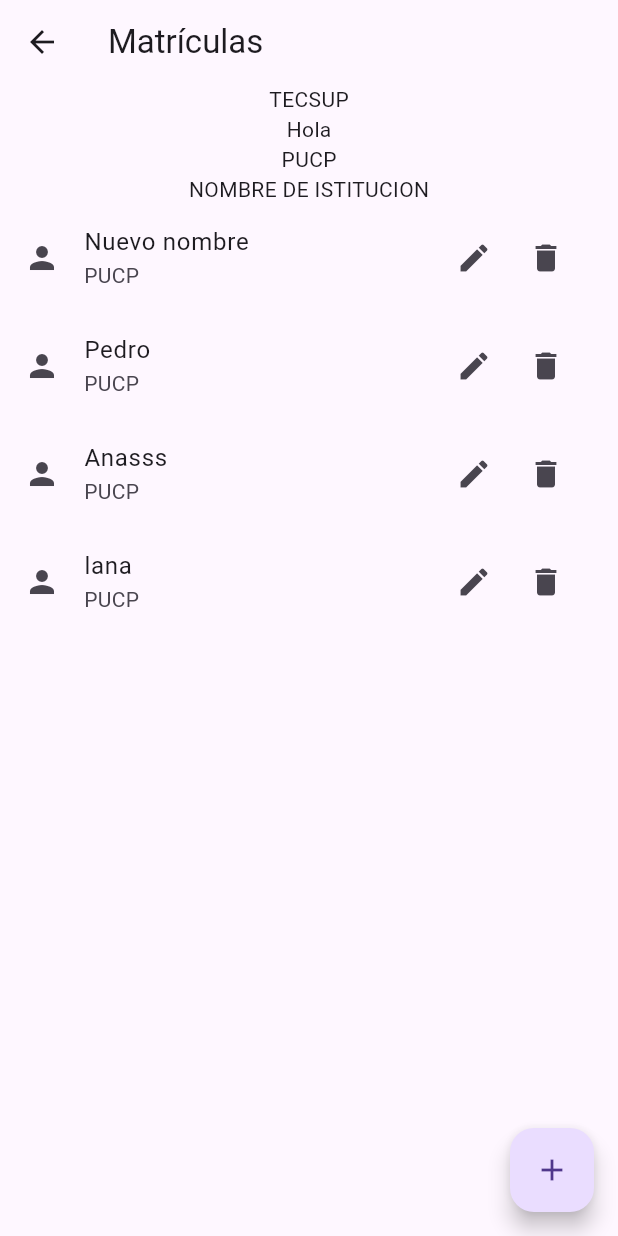
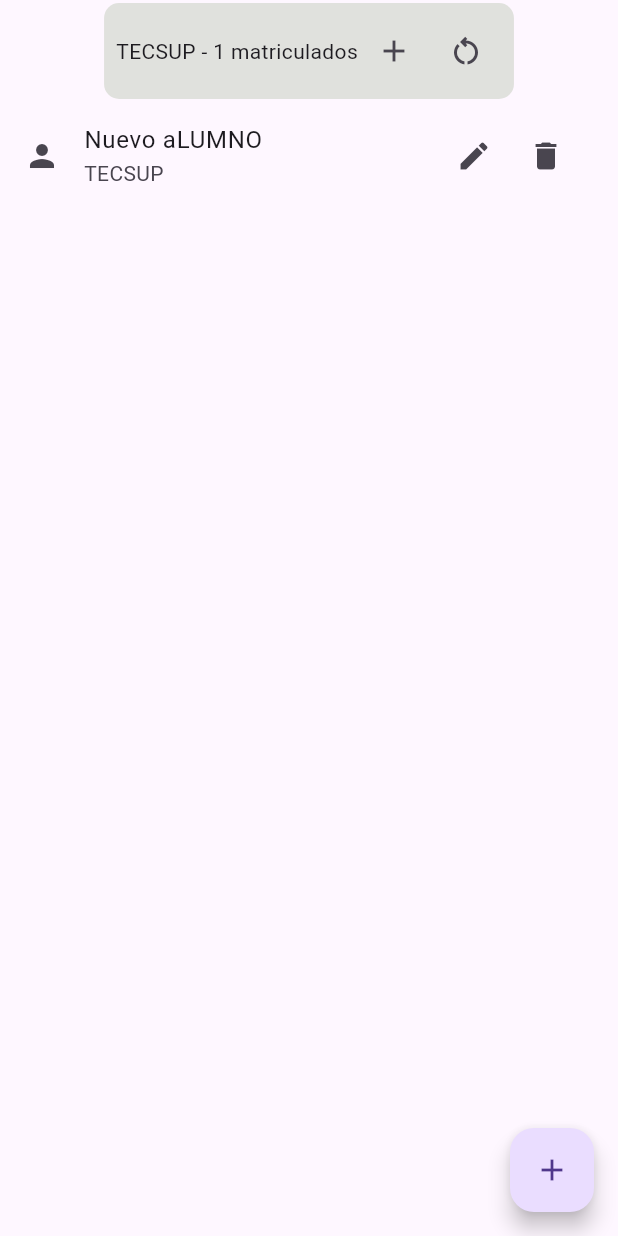
Before and after one commit to fr4nsgallegos/matriculasappg8, a Flutter app: the MatriculaPage screen opened directly, after a tap on the "add" icon, after a tap on the "edit" icon, on a phone screen of 412 x 824 dp. Run offline on Flutter 3.47's test engine with Material 3 defaults, Android fonts, the phone set to English and light mode, and no system bars.

Commit message:
manejando institucions

```diff
--- a/lib/main.dart
+++ b/lib/main.dart
@@ -1,11 +1,10 @@
 import 'package:flutter/material.dart';
-import 'package:matriculasapp/pages/home_page.dart';
 import 'package:matriculasapp/pages/matricula_page.dart';
 
 void main() {
   runApp(
     MaterialApp(
-      home: HomePage(),
+      home: MatriculaPage(),
       debugShowCheckedModeBanner: false,
     ),
   );
--- a/lib/pages/matricula_page.dart
+++ b/lib/pages/matricula_page.dart
@@ -2,6 +2,7 @@ import 'package:flutter/material.dart';
 import 'package:matriculasapp/models/carrera_model.dart';
 import 'package:matriculasapp/models/institucion_model.dart';
 import 'package:matriculasapp/models/matricula_model.dart';
+import 'package:matriculasapp/widgets/institucion_card.dart';
 import 'package:matriculasapp/widgets/item_card.dart';
 import 'package:matriculasapp/models/alumno_model.dart';
 
@@ -13,6 +14,35 @@ class MatriculaPage extends StatefulWidget {
 class _MatriculaPageState extends State<MatriculaPage> {
   List<Widget> tilesList = [];
 
+  AlumnoModel alumno1 = AlumnoModel("Juanito", "juan23@qwe", "13245687");
+  AlumnoModel alumno2 = AlumnoModel("Pedro", "Ped@sd", "7777777");
+  AlumnoModel alumno3 = AlumnoModel("Anasss", "email.ema@ma", "55555555");
+
+  InstitucionModel institucion1 = InstitucionModel(
+      direccion: "avvv123",
+      matriculas: [],
+      nombre: "TECSUP",
+      ruc: "RUC TECSUP",
+      telefono: "13246578");
+  InstitucionModel institucion2 = InstitucionModel(
+      direccion: "AV LIMA",
+      matriculas: [],
+      nombre: "PUCP",
+      ruc: "RUC PUCP",
+      telefono: "13246578");
+  InstitucionModel institucion3 = InstitucionModel(
+      direccion: "AV UCV",
+      matriculas: [],
+      nombre: "UCV",
+      ruc: "RUC UCV",
+      telefono: "13246578");
+
+  CarreraModel carrera1 =
+      CarreraModel(titulo: "Ingeniero de sistemas", duracion: "5 años");
+  CarreraModel carrera2 = CarreraModel(titulo: "Chef", duracion: "3 años");
+  CarreraModel carrera3 =
+      CarreraModel(titulo: "Diseñador gráfico", duracion: "7 años");
+
   MatriculaModel newMatricula = MatriculaModel(
     alumno: AlumnoModel(
       "Pedro",
@@ -23,48 +53,22 @@ class _MatriculaPageState extends State<MatriculaPage> {
     carrera: CarreraModel(titulo: "Ingeniero de sistemas", duracion: "5 años"),
   );
 
-  List<AlumnoModel> alumnoList = [
-    AlumnoModel("Juanito", "juan23@qwe", "13245687"),
-    AlumnoModel("Pedro", "Ped@sd", "7777777"),
-    AlumnoModel("Anasss", "email.ema@ma", "55555555"),
-  ];
-
-  List<InstitucionModel> institucionesList = [
-    InstitucionModel(
-        direccion: "av123",
-        matriculas: [
-          MatriculaModel(
-            alumno: AlumnoModel(
-              "Pedro",
-              "pedro123@gmail.com",
-              "13245678",
-            ),
-            fecha: "20/20/21",
-            carrera: CarreraModel(
-                titulo: "Ingeniero de sistemas", duracion: "5 años"),
-          ),
-        ],
-        nombre: "TECSUP",
-        ruc: "132465",
-        telefono: "123465"),
-    InstitucionModel(
-        direccion: "LIMA",
-        matriculas: [],
-        nombre: "PUCP",
-        ruc: "132222222465",
-        telefono: "11111"),
-  ];
+  List<InstitucionModel> institucionesList = [];
 
   // generateListTiles() {
   //   alumnoList.forEach((element) {
   //     tilesList.add(ItemCard(name: element.nombre, institution: "tecsup"));
   //   });
   // }
+  AlumnoModel auxAlumno =
+      AlumnoModel("Nuevo aLUMNO", "123@gmail.com", "13245687");
+  CarreraModel auxCarrera =
+      CarreraModel(titulo: "Ing Ambiental", duracion: "5 años");
 
   @override
   void initState() {
     // generateListTiles();
-
+    institucionesList.add(institucion1);
     // TODO: implement initState
     super.initState();
   }
@@ -74,63 +78,96 @@ class _MatriculaPageState extends State<MatriculaPage> {
     return Scaffold(
       floatingActionButton: FloatingActionButton(
         onPressed: () {
-          AlumnoModel auxAlumno =
-              AlumnoModel("lana", "correo@core", "88888888");
-          alumnoList.add(auxAlumno);
-          // tilesList = [];
-          // generateListTiles();
           setState(() {});
         },
         child: Icon(Icons.add),
       ),
-      appBar: AppBar(
-        title: Text("Matrículas"),
-      ),
-      body: Center(
+      body: SafeArea(
+        child: Center(
           child: Column(
             children: [
               ...institucionesList.map(
                 (instiSeleccionada) {
                   return Column(
                     children: [
-                    Text(instiSeleccionada.nombre),
+                      InstitucionCard(
+                        name: instiSeleccionada.nombre,
+                        cantidadMatriculas: instiSeleccionada.matriculas.length,
+                        addMatricula: () {
+                          instiSeleccionada.matriculas.add(
+                            MatriculaModel(alumno: alumno1, carrera: carrera1),
+                          );
+                          setState(() {});
+                        },
+                        restartMatriculas: () {},
+                      ),
+                      instiSeleccionada.matriculas.length == 0
+                          ? Text(
+                              "Aún no hay matriculados",
+                              style: TextStyle(color: Colors.grey[500]),
+                            )
+                          : Column(
+                              children: [
                                 ...instiSeleccionada.matriculas.map(
-                      (e) => Text("Hola"),
+                                  (matriculaSeleccionada) => ItemCard(
+                                    name: matriculaSeleccionada.alumno.nombre,
+                                    institution: instiSeleccionada.nombre,
+                                    funcionDelete: () {
+                                      instiSeleccionada.matriculas
+                                          .remove(matriculaSeleccionada);
+                                      setState(() {});
+                                    },
+                                    funcionEdit: () {
+                                      instiSeleccionada.matriculas[
+                                              instiSeleccionada
+                                                  .matriculas
+                                                  .indexOf(
+                                                      matriculaSeleccionada)] =
+                                          MatriculaModel(
+                                        alumno: auxAlumno,
+                                        carrera: auxCarrera,
+                                      );
+                                      setState(() {});
+                                    },
+                                  ),
+                                )
+                              ],
                             )
                     ],
                   );
                 },
+              ).toList(),
+              // Text("NOMBRE DE ISTITUCION"),
+              // ...alumnoList
+              //     .map(
+              //       (alumnoSeleccionado) => ItemCard(
+              //         name: alumnoSeleccionado.nombre,
+              //         institution: "PUCP",
+              //         funcionDelete: () {
+              //           // alumnoList.removeLast();
+              //           // alumnoList.removeAt(1);
+              //           // alumnoList.removeRange(0, 2);
+              //           alumnoList.remove(alumnoSeleccionado);
+              //           setState(() {});
+              //         },
+              //         funcionEdit: () {
+              //           print("editandoooo");
+              //           // alumnoSeleccionado.nombre = "EDITADO";
+              //           print(alumnoList.indexOf(alumnoSeleccionado));
+              //           alumnoList[alumnoList.indexOf(alumnoSeleccionado)] =
+              //               AlumnoModel(
+              //             "Nuevo nombre",
+              //             "nuevo correo",
+              //             "nuevvo dni",
+              //           );
+              //           print(alumnoSeleccionado.nombre);
+              //           setState(() {});
+              //         },
+              //       ),
+              //     )
+              //     .toList(),
+            ],
           ),
-            Text("NOMBRE DE ISTITUCION"),
-            ...alumnoList
-                .map(
-                  (alumnoSeleccionado) => ItemCard(
-                    name: alumnoSeleccionado.nombre,
-                    institution: "PUCP",
-                    funcionDelete: () {
-                      // alumnoList.removeLast();
-                      // alumnoList.removeAt(1);
-                      // alumnoList.removeRange(0, 2);
-                      alumnoList.remove(alumnoSeleccionado);
-                      setState(() {});
-                    },
-                    funcionEdit: () {
-                      print("editandoooo");
-                      // alumnoSeleccionado.nombre = "EDITADO";
-                      print(alumnoList.indexOf(alumnoSeleccionado));
-                      alumnoList[alumnoList.indexOf(alumnoSeleccionado)] =
-                          AlumnoModel(
-                        "Nuevo nombre",
-                        "nuevo correo",
-                        "nuevvo dni",
-                      );
-                      print(alumnoSeleccionado.nombre);
-                      setState(() {});
-                    },
-                  ),
-                )
-                .toList(),
-          ],
         ),
       ),
     );
--- /dev/null
+++ b/lib/widgets/institucion_card.dart
@@ -0,0 +1,40 @@
+import 'package:flutter/material.dart';
+
+class InstitucionCard extends StatelessWidget {
+  String name;
+  int cantidadMatriculas;
+  VoidCallback addMatricula;
+  VoidCallback restartMatriculas;
+  InstitucionCard({
+    required this.name,
+    required this.cantidadMatriculas,
+    required this.addMatricula,
+    required this.restartMatriculas,
+  });
+  @override
+  Widget build(BuildContext context) {
+    return Container(
+      padding: EdgeInsets.all(8),
+      margin: EdgeInsets.all(2),
+      decoration: BoxDecoration(
+        color: Color(0xffe0e1dd),
+        borderRadius: BorderRadius.circular(10),
+      ),
+      // width: 24,
+      child: Row(
+        mainAxisSize: MainAxisSize.min,
+        children: [
+          Text("$name - $cantidadMatriculas matriculados"),
+          IconButton(
+            onPressed: addMatricula,
+            icon: Icon(Icons.add),
+          ),
+          IconButton(
+            onPressed: restartMatriculas,
+            icon: Icon(Icons.restart_alt_outlined),
+          ),
+        ],
+      ),
+    );
+  }
+}
```
Lines whose indentation alone changed are shown as unchanged.
